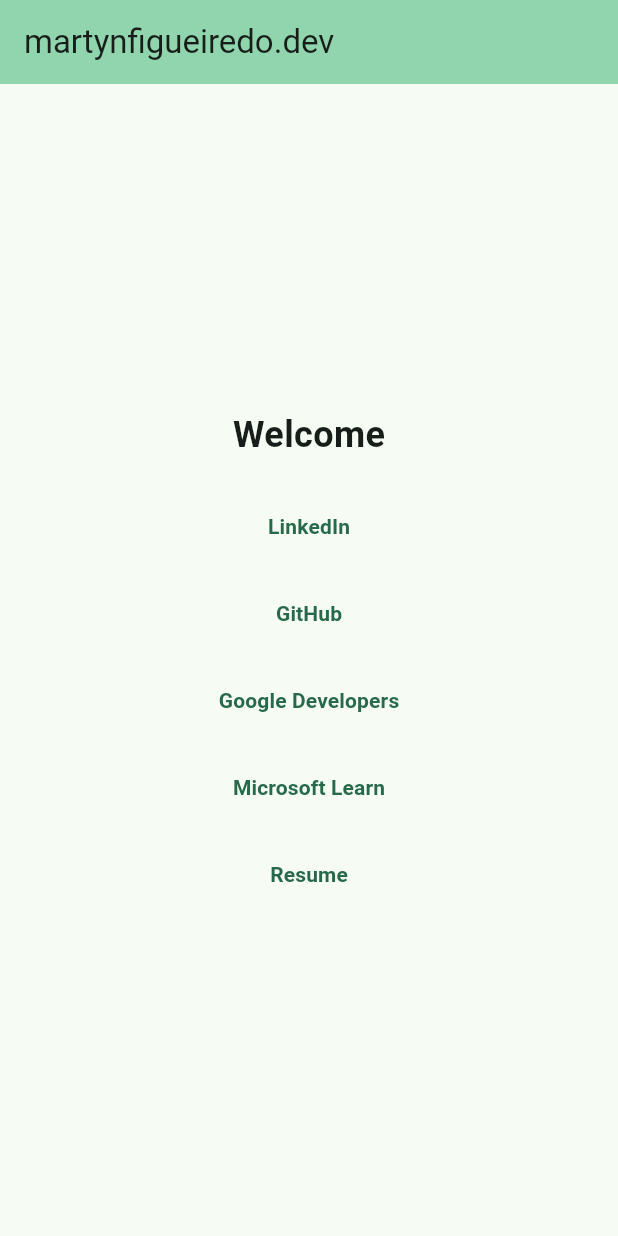
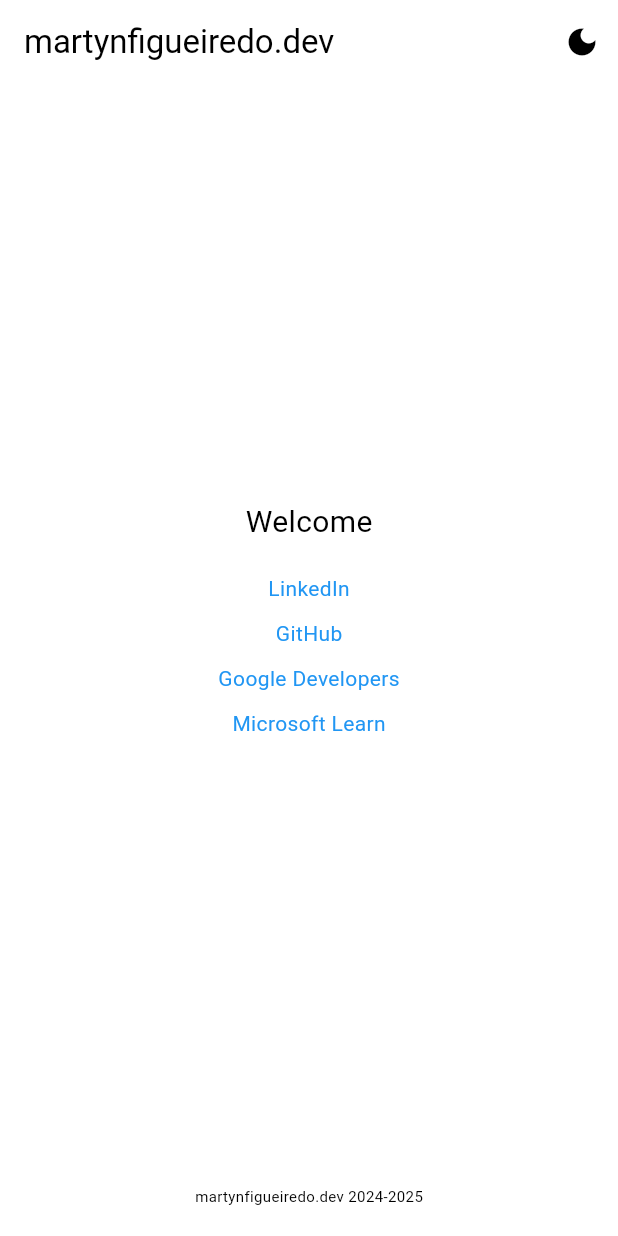
Before and after one commit to martynfigueiredo/martynfigueiredo, a Flutter app: the screen it shows after launch, on a phone screen of 412 x 824 dp. Run offline on Flutter 3.47's test engine with Material 3 defaults, Android fonts, the phone set to English and light mode, and no system bars.

Commit message:
Update service worker version, asset hashes, and implement dark mode toggle in main app

```diff
--- a/lib/main.dart
+++ b/lib/main.dart
@@ -5,8 +5,15 @@
   runApp(const MyApp());
 }
 
-class MyApp extends StatelessWidget {
+class MyApp extends StatefulWidget {
   const MyApp({super.key});
+
+  @override
+  State<MyApp> createState() => _MyAppState();
+}
+
+class _MyAppState extends State<MyApp> {
+  bool isDarkMode = false;
 
   @override
   Widget build(BuildContext context) {
@@ -15,40 +22,97 @@
       title: 'martynfigueiredo.dev',
       theme: ThemeData(
         colorScheme: ColorScheme.fromSeed(
-          seedColor: Colors.greenAccent,
+          seedColor: Colors.black,
           brightness: Brightness.light,
+        ).copyWith(
+          primary: Colors.black,
+          secondary: Colors.blue,
+          background: Colors.white,
+          surface: Colors.white,
+          onPrimary: Colors.black,
+          onSecondary: Colors.white,
+          onBackground: Colors.black,
+          onSurface: Colors.black,
+        ),
+        appBarTheme: AppBarTheme(
+          backgroundColor: Colors.white,
+          foregroundColor: Colors.black,
+        ),
+        buttonTheme: ButtonThemeData(
+          buttonColor: Colors.blueAccent,
+          textTheme: ButtonTextTheme.primary,
         ),
         useMaterial3: true,
       ),
-      home: const MyHomePage(title: 'martynfigueiredo.dev'),
+      darkTheme: ThemeData(
+        colorScheme: ColorScheme.fromSeed(
+          seedColor: Colors.white,
+          brightness: Brightness.dark,
+        ).copyWith(
+          primary: Colors.white,
+          secondary: Colors.white,
+          background: Colors.black,
+          surface: Colors.black,
+          onPrimary: Colors.white,
+          onSecondary: Colors.black,
+          onBackground: Colors.white,
+          onSurface: Colors.white,
+        ),
+        appBarTheme: AppBarTheme(
+          backgroundColor: Colors.black,
+          foregroundColor: Colors.white,
+        ),
+        buttonTheme: ButtonThemeData(
+          buttonColor: Colors.blueAccent,
+          textTheme: ButtonTextTheme.primary,
+        ),
+        useMaterial3: true,
+      ),
+      themeMode: isDarkMode ? ThemeMode.dark : ThemeMode.light,
+      home: MyHomePage(
+        title: 'martynfigueiredo.dev',
+        toggleTheme: toggleTheme,
+      ),
     );
+  }
+
+  void toggleTheme() {
+    setState(() {
+      isDarkMode = !isDarkMode;
+    });
   }
 }
 
-class MyHomePage extends StatefulWidget {
-  const MyHomePage({super.key, required this.title});
+class MyHomePage extends StatelessWidget {
+  const MyHomePage({super.key, required this.title, required this.toggleTheme});
 
   final String title;
+  final VoidCallback toggleTheme;
 
-  @override
-  State<MyHomePage> createState() => _MyHomePageState();
-}
-
-class _MyHomePageState extends State<MyHomePage> {
   @override
   Widget build(BuildContext context) {
     return Scaffold(
       appBar: AppBar(
-        backgroundColor: Theme.of(context).colorScheme.inversePrimary,
-        title: Text(widget.title),
+        title: Text(title),
+        actions: [
+          IconButton(
+            icon: Icon(
+              Theme.of(context).brightness == Brightness.dark
+                  ? Icons.light_mode
+                  : Icons.dark_mode,
+            ),
+            onPressed: toggleTheme,
+          ),
+        ],
       ),
       body: Center(
         child: Column(
           mainAxisAlignment: MainAxisAlignment.center,
           children: <Widget>[
+            Spacer(),
             const Text(
               'Welcome',
-              style: TextStyle(fontSize: 24, fontWeight: FontWeight.bold),
+              style: TextStyle(fontSize: 20),
             ),
             const SizedBox(height: 20),
             SocialMediaLink(
@@ -68,14 +132,20 @@
             const SizedBox(height: 10),
             SocialMediaLink(
               text: 'Microsoft Learn',
-              url:
-                  'https://learn.microsoft.com/en-us/users/martynfigueiredo/',
+              url: 'https://learn.microsoft.com/',
             ),
-            const SizedBox(height: 10),
-            SocialMediaLink(
-              text: 'Resume',
-              url:
-                  'https://docs.google.com/document/d/1pm2WDLZXQQuIeK_DJAQIEH-t7DPEA6DgsR8d_QK62_g/edit?usp=sharing',
+            Spacer(),
+            Padding(
+              padding: const EdgeInsets.all(20.0),
+              child: Text(
+                'martynfigueiredo.dev 2024-${DateTime.now().year}',
+                style: TextStyle(
+                  color: Theme.of(context).brightness == Brightness.dark
+                      ? Colors.white
+                      : Colors.black,
+                  fontSize: 10.0,
+                ),
+              ),
             ),
           ],
         ),
@@ -84,33 +154,37 @@
   }
 }
 
-class SocialMediaLink extends StatelessWidget {
+class SocialMediaLink extends StatefulWidget {
+  const SocialMediaLink({super.key, required this.text, required this.url});
+
   final String text;
   final String url;
 
-  const SocialMediaLink({
-    super.key,
-    required this.text,
-    required this.url,
-  });
+  @override
+  _SocialMediaLinkState createState() => _SocialMediaLinkState();
+}
+
+class _SocialMediaLinkState extends State<SocialMediaLink> {
+  bool _isHovering = false;
 
   @override
   Widget build(BuildContext context) {
-    return TextButton(
-      onPressed: () async {
-        final Uri uri = Uri.parse(url);
-        if (await canLaunchUrl(uri)) {
-          await launchUrl(uri);
-        } else {
-          ScaffoldMessenger.of(context).showSnackBar(
-            SnackBar(content: Text('Could not launch $url')),
-          );
-        }
-      },
-      child: Text(
-        text,
-        style: const TextStyle(
-          fontWeight: FontWeight.bold,
+    return MouseRegion(
+      onEnter: (_) => setState(() => _isHovering = true),
+      onExit: (_) => setState(() => _isHovering = false),
+      cursor: SystemMouseCursors.click,
+      child: GestureDetector(
+        onTap: () async {
+          if (await canLaunch(widget.url)) {
+            await launch(widget.url);
+          }
+        },
+        child: Text(
+          widget.text,
+          style: TextStyle(
+            color: _isHovering ? Colors.blueAccent : Colors.blue,
+            decoration: TextDecoration.none,
+          ),
         ),
       ),
     );
```
Also changed, not shown: 4 other files.
